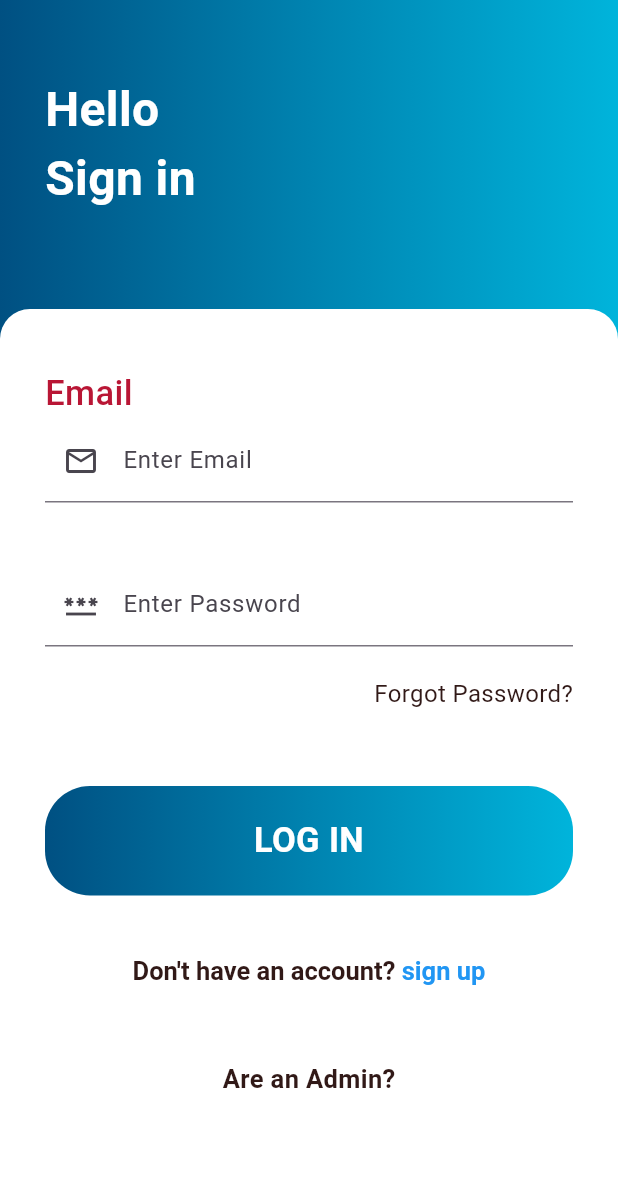
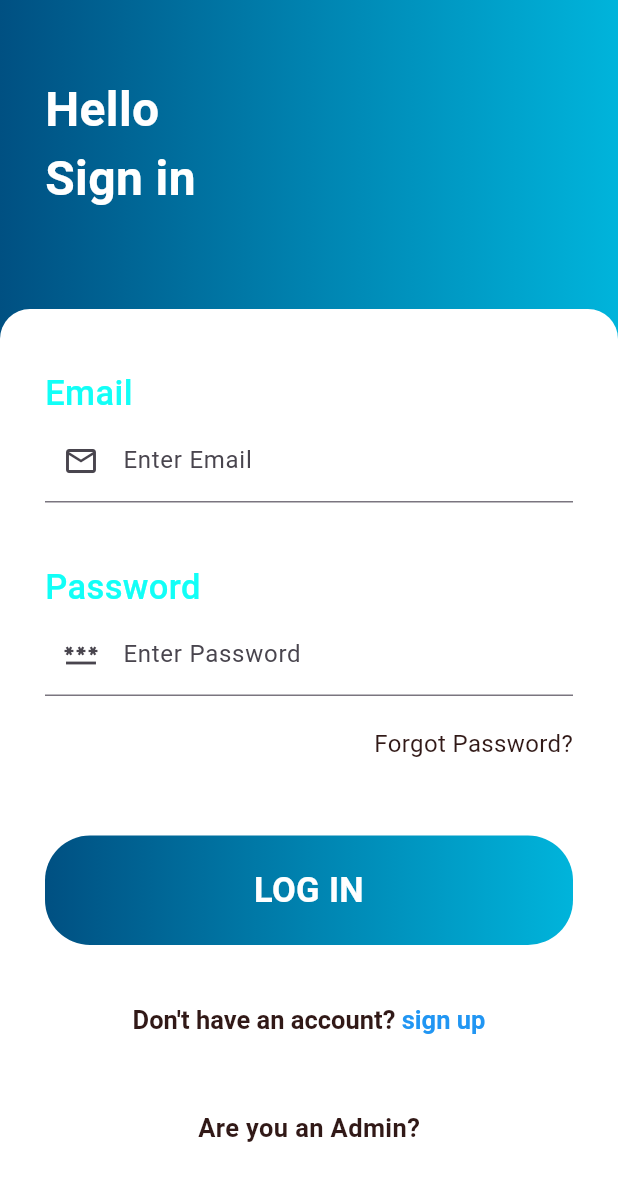
Before and after one commit to SankalpPyFever333/daily_docket, a Flutter app: the LoginPage screen opened directly, on a phone screen of 412 x 824 dp. Shown: the top 1181 px of the screen. Run offline on Flutter 3.47's test engine with Material 3 defaults, Android fonts, the phone set to English and light mode, and no system bars; our stand-ins replace cloud_firestore, firebase_auth, firebase_core, random_string, shared_preferences; accounts and stored records are empty; Roboto replaces fonts that are missing (Signi).

Commit message:
done with authentication

```diff
--- a/lib/authentication/login_page.dart
+++ b/lib/authentication/login_page.dart
@@ -94,7 +94,7 @@ class _LoginPageState extends State<LoginPage> {
                     Text(
                       "Email",
                       style: TextStyle(
-                          color: Color(0xFFB91635),
+                          color: Color.fromARGB(255, 18, 255, 247),
                           fontSize: 23,
                           fontWeight: FontWeight.w500,
                           fontFamily: "Signi"),
@@ -115,6 +115,14 @@ class _LoginPageState extends State<LoginPage> {
                     ),
                     SizedBox(
                       height: 40,
+                    ),
+                    Text(
+                      "Password",
+                      style: TextStyle(
+                          color: Color.fromARGB(255, 18, 255, 247),
+                          fontSize: 23,
+                          fontWeight: FontWeight.w500,
+                          fontFamily: "Signi"),
                     ),
                     TextFormField(
                       validator: (value) {
@@ -233,7 +241,7 @@ class _LoginPageState extends State<LoginPage> {
                         mainAxisAlignment: MainAxisAlignment.center,
                         children: [
                           Text(
-                            "Are an Admin?",
+                            "Are you an Admin?",
                             style: TextStyle(
                               color: Color(0xFF311917),
                               fontSize: 17,
--- a/lib/main.dart
+++ b/lib/main.dart
@@ -1,4 +1,5 @@
 import 'package:daily_docket/authentication/login_page.dart';
+import 'package:daily_docket/authentication/signup.dart';
 import 'package:flutter/material.dart';
 import 'package:firebase_core/firebase_core.dart';
 import "firebase_options.dart";
@@ -19,6 +20,7 @@ class MyApp extends StatelessWidget {
   Widget build(BuildContext context) {
     return MaterialApp(
       title: 'Flutter Demo',
+      debugShowCheckedModeBanner: false,
       theme: ThemeData(
         // This is the theme of your application.
         //
@@ -38,7 +40,7 @@ class MyApp extends StatelessWidget {
         colorScheme: ColorScheme.fromSeed(seedColor: Colors.deepPurple),
         useMaterial3: true,
       ),
-      home: const LoginPage(),
+      home: const Signup(),
     );
   }
 }
```
Also changed, not shown: lib/authentication/signup.dart (+8 -4 lines).
